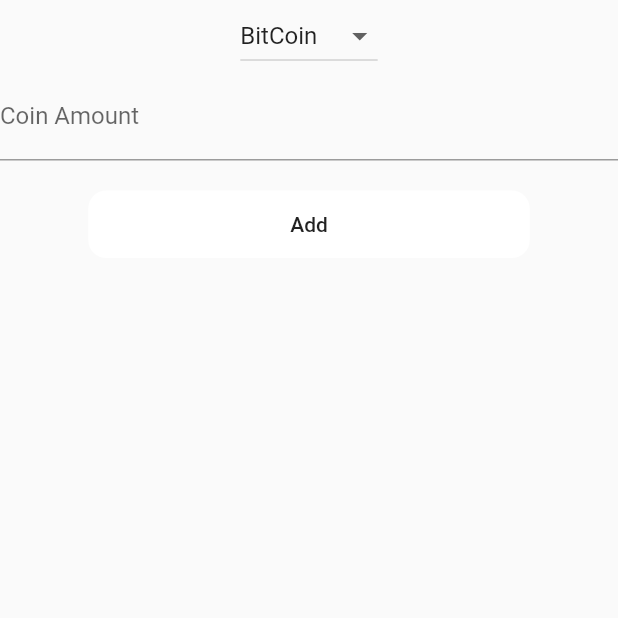
After one commit to TanishSawant/cryptoappflutter, a Flutter app: the HomeView screen opened directly, after a tap on the "add" icon, on a phone screen of 412 x 824 dp, the top half of it. The commit adds this screen. Run offline on Flutter 3.47's test engine with Material 2 defaults, Android fonts, the phone set to English and light mode, and no system bars; our stand-ins replace cloud_firestore, firebase_auth, firebase_core; accounts and stored records are empty.

Commit message:
add view

```diff
--- /dev/null
+++ b/lib/ui/add_view.dart
@@ -0,0 +1,71 @@
+import 'package:flutter/material.dart';
+
+class AddView extends StatefulWidget {
+  @override
+  _AddViewState createState() => _AddViewState();
+}
+
+class _AddViewState extends State<AddView> {
+  String menuItem = "BitCoin";
+  @override
+  Widget build(BuildContext context) {
+    List<String> coins = [
+      "BitCoin",
+      "tether",
+      "ethereum"
+    ];
+    TextEditingController _amountController = TextEditingController();
+
+    return Scaffold(
+      body: Column(
+        children: [
+          DropdownButton(
+            value: menuItem,
+            onChanged: (String value) {
+              setState(() {
+                menuItem = value;
+              });
+            },
+            items: coins.map<DropdownMenuItem<String>>((value) {
+              return DropdownMenuItem(
+                value: value,
+                child: Text(
+                  value
+                )
+              );
+            }).toList(),
+          ),
+          Container(
+            width: MediaQuery.of(context).size.width,
+            child: TextFormField(
+              controller: _amountController,
+              decoration: InputDecoration(
+                labelText: "Coin Amount"
+              ),
+            ),
+          ),
+          Container(
+              margin: EdgeInsets.only(
+                top: 20.0
+              ),
+              width: MediaQuery.of(context).size.width / 1.4,
+              height: 45.0,
+              decoration: BoxDecoration(
+                borderRadius: BorderRadius.circular(12.0),
+                color: Colors.white,
+              ),
+              child: MaterialButton(
+                onPressed: () async{
+                  //TODO: IMPLEMENT ADD LOGIC
+                  Navigator.pop(context);
+                },
+                child: Text(
+                  "Add"
+                ),
+              )
+            )
+        ],
+      ),
+    );
+  }
+}
--- /dev/null
+++ b/lib/ui/home_view.dart
@@ -0,0 +1,65 @@
+import 'package:cloud_firestore/cloud_firestore.dart';
+import 'package:cryptoappflutter/ui/add_view.dart';
+import 'package:firebase_auth/firebase_auth.dart';
+import 'package:firebase_core/firebase_core.dart';
+import 'package:flutter/material.dart';
+
+class HomeView extends StatefulWidget {
+  @override
+  _HomeViewState createState() => _HomeViewState();
+}
+
+class _HomeViewState extends State<HomeView> {
+  @override
+  Widget build(BuildContext context) {
+    return Scaffold(
+      body: Container(
+        width: MediaQuery.of(context).size.width,
+        height: MediaQuery.of(context).size.height,
+        decoration: BoxDecoration(
+          color: Colors.white
+        ),
+        child: StreamBuilder(
+          stream: FirebaseFirestore.instance
+            .collection('Users')
+            .doc(FirebaseAuth.instance.currentUser.uid)
+            .collection('Coins')
+            .snapshots(),
+          // ignore: missing_return
+          builder: (BuildContext context, AsyncSnapshot<QuerySnapshot> snapshot){
+            if (!snapshot.hasData) {
+              return Center(
+                child: CircularProgressIndicator(),
+              );
+            }
+            return ListView(
+              children: snapshot.data.docs.map((document) {
+                return Container(
+                  child:  Row(
+                    mainAxisAlignment: MainAxisAlignment.spaceEvenly,
+                    children: [
+                      Text("Coin Name : ${document.id}"),
+                      Text("Amount Owned : ${document.data()["Amount"]}"),
+
+                    ],
+                  ),
+                );
+              }).toList()
+            );
+          },
+        )
+      ),
+      floatingActionButton: FloatingActionButton(
+        onPressed: (){
+          Navigator.push(context,
+            MaterialPageRoute(builder: (context)=> AddView())
+          );
+        },
+        child: Icon(
+          Icons.add,
+          color: Colors.white
+        ),
+      ),
+    );
+  }
+}
```
Also changed, not shown: lib/net/flutterFire.dart (+16 -2 lines), lib/ui/authentication.dart (+15 -2 lines).
